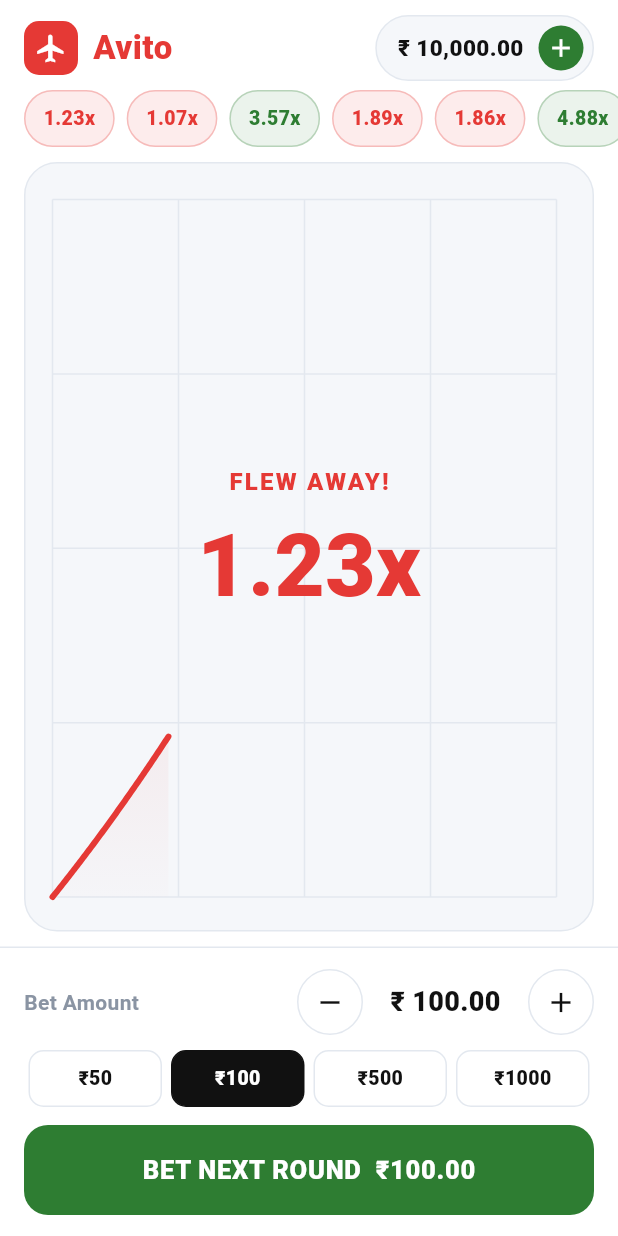
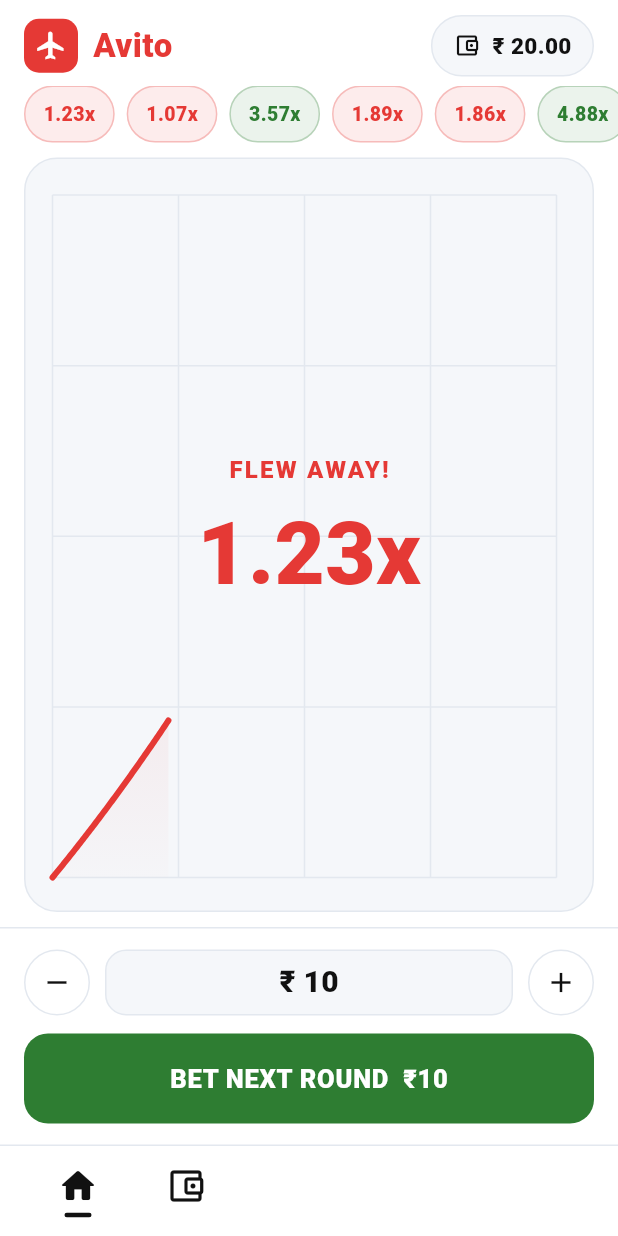
Before and after one commit to AmitAccessRoot/Avito, a Flutter app: the screen it shows after launch, on a phone screen of 412 x 824 dp. Run offline on Flutter 3.47's test engine with Material 3 defaults, Android fonts, the phone set to English and light mode, and no system bars.

Commit message:
Implement betting system with BetDialog
Added betting functionality with minimum and maximum limits. Introduced BetDialog for user input and updated GamePage to handle bets and balance display.

```diff
--- a/lib/main.dart
+++ b/lib/main.dart
@@ -14,6 +14,9 @@ const Color kLine = Color(0xFFE3E8EF);
 const double kRate = 0.15;
 const double kWaitSeconds = 5.0;
 const double kCrashShowSeconds = 3.0;
+const double kStartBalance = 20.0;
+const int kMinBet = 10;
+const int kMaxBet = 100000;
 
 Future<void> main() async {
   WidgetsFlutterBinding.ensureInitialized();
@@ -44,6 +47,11 @@ class AvitoApp extends StatelessWidget {
         splashColor: Colors.transparent,
         highlightColor: Colors.transparent,
         hoverColor: Colors.transparent,
+        textSelectionTheme: TextSelectionThemeData(
+          cursorColor: kInk,
+          selectionHandleColor: kInk,
+          selectionColor: kInk.withAlpha(40),
+        ),
       ),
       home: const GamePage(),
     );
@@ -80,6 +88,126 @@ class Tap extends StatelessWidget {
   }
 }
 
+class BetDialog extends StatefulWidget {
+  final int initial;
+
+  const BetDialog({super.key, required this.initial});
+
+  @override
+  State<BetDialog> createState() => _BetDialogState();
+}
+
+class _BetDialogState extends State<BetDialog> {
+  late final TextEditingController _controller =
+      TextEditingController(text: '${widget.initial}');
+  String? _error;
+
+  @override
+  void dispose() {
+    _controller.dispose();
+    super.dispose();
+  }
+
+  void _submit() {
+    final v = int.tryParse(_controller.text.trim());
+    if (v == null || v < kMinBet) {
+      setState(() => _error = 'Minimum ₹$kMinBet');
+      return;
+    }
+    if (v > kMaxBet) {
+      setState(() => _error = 'Maximum ₹$kMaxBet');
+      return;
+    }
+    Navigator.of(context).pop(v);
+  }
+
+  @override
+  Widget build(BuildContext context) {
+    return AlertDialog(
+      backgroundColor: Colors.white,
+      surfaceTintColor: Colors.transparent,
+      shape: RoundedRectangleBorder(borderRadius: BorderRadius.circular(20)),
+      title: const Text(
+        'Bet Amount',
+        style: TextStyle(
+          fontSize: 18,
+          fontWeight: FontWeight.w800,
+          color: kInk,
+        ),
+      ),
+      content: TextField(
+        controller: _controller,
+        autofocus: true,
+        keyboardType: TextInputType.number,
+        inputFormatters: [FilteringTextInputFormatter.digitsOnly],
+        style: const TextStyle(
+          fontSize: 20,
+          fontWeight: FontWeight.w800,
+          color: kInk,
+        ),
+        decoration: InputDecoration(
+          prefixText: '₹ ',
+          errorText: _error,
+          enabledBorder: OutlineInputBorder(
+            borderRadius: BorderRadius.circular(12),
+            borderSide: const BorderSide(color: kLine),
+          ),
+          focusedBorder: OutlineInputBorder(
+            borderRadius: BorderRadius.circular(12),
+            borderSide: const BorderSide(color: kInk, width: 1.5),
+          ),
+          errorBorder: OutlineInputBorder(
+            borderRadius: BorderRadius.circular(12),
+            borderSide: const BorderSide(color: kRed),
+          ),
+          focusedErrorBorder: OutlineInputBorder(
+            borderRadius: BorderRadius.circular(12),
+            borderSide: const BorderSide(color: kRed, width: 1.5),
+          ),
+        ),
+        onChanged: (_) {
+          if (_error != null) setState(() => _error = null);
+        },
+        onSubmitted: (_) => _submit(),
+      ),
+      actions: [
+        Tap(
+          onTap: () => Navigator.of(context).pop(),
+          child: const Padding(
+            padding: EdgeInsets.symmetric(horizontal: 14, vertical: 10),
+            child: Text(
+              'Cancel',
+              style: TextStyle(
+                fontSize: 15,
+                fontWeight: FontWeight.w700,
+                color: kGrey,
+              ),
+            ),
+          ),
+        ),
+        Tap(
+          onTap: _submit,
+          child: Container(
+            padding: const EdgeInsets.symmetric(horizontal: 22, vertical: 10),
+            decoration: BoxDecoration(
+              color: kGreen,
+              borderRadius: BorderRadius.circular(12),
+            ),
+            child: const Text(
+              'OK',
+              style: TextStyle(
+                fontSize: 15,
+                fontWeight: FontWeight.w800,
+                color: Colors.white,
+              ),
+            ),
+          ),
+        ),
+      ],
+    );
+  }
+}
+
 class GamePage extends StatefulWidget {
   const GamePage({super.key});
 
@@ -89,22 +217,19 @@ class GamePage extends StatefulWidget {
 
 class _GamePageState extends State<GamePage>
     with SingleTickerProviderStateMixin {
-  static const List<double> _steps = [
-    10, 20, 50, 100, 200, 500, 1000, 2000, 5000
-  ];
-
   final math.Random _rng = math.Random();
   final ValueNotifier<double> _time = ValueNotifier<double>(0);
   final ValueNotifier<double> _countdown = ValueNotifier<double>(kWaitSeconds);
   final List<double> _history = [];
   late final Ticker _ticker;
 
+  int _tab = 0;
   Phase _phase = Phase.waiting;
   double _phaseStart = -1;
   double _lastNow = 0;
   double _crashPoint = 1.5;
-  double _balance = 10000.00;
-  double _betAmount = 100;
+  double _balance = kStartBalance;
+  double _betAmount = kMinBet.toDouble();
   double _pendingBet = 0;
   double _activeBet = 0;
 
@@ -243,91 +368,23 @@ class _GamePageState extends State<GamePage>
   }
 
   void _changeBet(int dir) {
-    int idx = 0;
-    for (int i = 0; i < _steps.length; i++) {
-      if (_steps[i] <= _betAmount) idx = i;
-    }
-    idx = (idx + dir).clamp(0, _steps.length - 1).toInt();
+    final next = _betAmount + dir * 10;
     setState(() {
-      _betAmount = _steps[idx];
+      _betAmount =
+          next.clamp(kMinBet.toDouble(), kMaxBet.toDouble()).toDouble();
     });
   }
 
-  void _showAddBalance() {
-    showModalBottomSheet<void>(
+  Future<void> _editBet() async {
+    final value = await showDialog<int>(
       context: context,
-      backgroundColor: Colors.white,
-      shape: const RoundedRectangleBorder(
-        borderRadius: BorderRadius.vertical(top: Radius.circular(24)),
-      ),
-      builder: (ctx) {
-        return SafeArea(
-          child: Padding(
-            padding: const EdgeInsets.fromLTRB(20, 20, 20, 24),
-            child: Column(
-              mainAxisSize: MainAxisSize.min,
-              crossAxisAlignment: CrossAxisAlignment.start,
-              children: [
-                const Text(
-                  'Add Balance',
-                  style: TextStyle(
-                    fontSize: 20,
-                    fontWeight: FontWeight.w800,
-                    color: kInk,
-                  ),
-                ),
-                const SizedBox(height: 6),
-                const Text(
-                  'Choose an amount to add to your wallet',
-                  style: TextStyle(fontSize: 13, color: kGrey),
-                ),
-                const SizedBox(height: 18),
-                Row(
-                  children: [
-                    _addOption(ctx, 500),
-                    const SizedBox(width: 10),
-                    _addOption(ctx, 1000),
-                    const SizedBox(width: 10),
-                    _addOption(ctx, 5000),
-                  ],
-                ),
-              ],
-            ),
-          ),
+      builder: (_) => BetDialog(initial: _betAmount.toInt()),
     );
-      },
-    );
+    if (value != null && mounted) {
+      setState(() {
+        _betAmount = value.toDouble();
+      });
     }
-
-  Widget _addOption(BuildContext ctx, double amount) {
-    return Expanded(
-      child: Tap(
-        onTap: () {
-          setState(() {
-            _balance += amount;
-          });
-          Navigator.of(ctx).pop();
-          _snack('₹${fmt(amount)} added to wallet', color: kGreen);
-        },
-        child: Container(
-          height: 56,
-          alignment: Alignment.center,
-          decoration: BoxDecoration(
-            color: kBg,
-            borderRadius: BorderRadius.circular(14),
-            border: Border.all(color: kLine),
-          ),
-          child: Text(
-            '+ ₹${amount.toInt()}',
-            style: const TextStyle(
-              fontSize: 16,
-              fontWeight: FontWeight.w800,
-              color: kGreen,
-            ),
-          ),
-        ),
-      ),
-    );
   }
 
   Widget _topBar() {
@@ -355,8 +412,10 @@ class _GamePageState extends State<GamePage>
             ),
           ),
           const Spacer(),
-          Container(
-            padding: const EdgeInsets.fromLTRB(14, 6, 6, 6),
+          Tap(
+            onTap: () => setState(() => _tab = 1),
+            child: Container(
+              padding: const EdgeInsets.symmetric(horizontal: 14, vertical: 9),
               decoration: BoxDecoration(
                 color: kBg,
                 borderRadius: BorderRadius.circular(24),
@@ -365,6 +424,12 @@ class _GamePageState extends State<GamePage>
               child: Row(
                 mainAxisSize: MainAxisSize.min,
                 children: [
+                  const Icon(
+                    Icons.account_balance_wallet_outlined,
+                    color: kInk,
+                    size: 18,
+                  ),
+                  const SizedBox(width: 8),
                   Text(
                     '₹ ${fmt(_balance)}',
                     style: const TextStyle(
@@ -373,20 +438,8 @@ class _GamePageState extends State<GamePage>
                       color: kInk,
                     ),
                   ),
-                const SizedBox(width: 10),
-                Tap(
-                  onTap: _showAddBalance,
-                  child: Container(
-                    width: 30,
-                    height: 30,
-                    decoration: const BoxDecoration(
-                      color: kGreen,
-                      shape: BoxShape.circle,
+                ],
               ),
-                    child: const Icon(Icons.add, color: Colors.white, size: 20),
-                  ),
-                ),
-              ],
             ),
           ),
         ],
@@ -464,9 +517,9 @@ class _GamePageState extends State<GamePage>
                           ),
                           const SizedBox(height: 6),
                           Text(
-                            '${_countdown.value.toStringAsFixed(1)}s',
+                            '${_countdown.value.ceil()}s',
                             style: const TextStyle(
-                              fontSize: 46,
+                              fontSize: 56,
                               fontWeight: FontWeight.w900,
                               color: kInk,
                             ),
@@ -534,33 +587,6 @@ class _GamePageState extends State<GamePage>
     );
   }
 
-  Widget _chip(double v) {
-    final selected = _betAmount == v;
-    return Expanded(
-      child: Tap(
-        onTap: () => setState(() => _betAmount = v),
-        child: Container(
-          height: 38,
-          margin: const EdgeInsets.symmetric(horizontal: 3),
-          alignment: Alignment.center,
-          decoration: BoxDecoration(
-            color: selected ? kInk : Colors.white,
-            borderRadius: BorderRadius.circular(10),
-            border: Border.all(color: selected ? kInk : kLine),
-          ),
-          child: Text(
-            '₹${v.toInt()}',
-            style: TextStyle(
-              fontSize: 13,
-              fontWeight: FontWeight.w800,
-              color: selected ? Colors.white : kInk,
-            ),
-          ),
-        ),
-      ),
-    );
-  }
-
   Widget _actionButton() {
     return AnimatedBuilder(
       animation: _time,
@@ -579,8 +605,8 @@ class _GamePageState extends State<GamePage>
           onTap = _cancelBet;
         } else {
           label = _phase == Phase.waiting
-              ? 'PLACE BET  ₹${fmt(_betAmount)}'
-              : 'BET NEXT ROUND  ₹${fmt(_betAmount)}';
+              ? 'PLACE BET  ₹${_betAmount.toInt()}'
+              : 'BET NEXT ROUND  ₹${_betAmount.toInt()}';
           color = kGreen;
           onTap = _placeBet;
         }
@@ -620,42 +646,117 @@ class _GamePageState extends State<GamePage>
         children: [
           Row(
             children: [
-              const Text(
-                'Bet Amount',
-                style: TextStyle(
-                  fontSize: 14,
-                  fontWeight: FontWeight.w700,
-                  color: kGrey,
+              _roundBtn(Icons.remove, () => _changeBet(-1)),
+              const SizedBox(width: 10),
+              Expanded(
+                child: Tap(
+                  onTap: _editBet,
+                  child: Container(
+                    height: 44,
+                    alignment: Alignment.center,
+                    decoration: BoxDecoration(
+                      color: kBg,
+                      borderRadius: BorderRadius.circular(14),
+                      border: Border.all(color: kLine),
                     ),
-              ),
-              const Spacer(),
-              _roundBtn(Icons.remove, () => _changeBet(-1)),
-              Container(
-                width: 110,
-                alignment: Alignment.center,
                     child: Text(
-                  '₹ ${fmt(_betAmount)}',
+                      '₹ ${_betAmount.toInt()}',
                       style: const TextStyle(
-                    fontSize: 18,
+                        fontSize: 20,
                         fontWeight: FontWeight.w900,
                         color: kInk,
                       ),
                     ),
                   ),
+                ),
+              ),
+              const SizedBox(width: 10),
               _roundBtn(Icons.add, () => _changeBet(1)),
-            ],
-          ),
-          const SizedBox(height: 10),
-          Row(
-            children: [
-              _chip(50),
-              _chip(100),
-              _chip(500),
-              _chip(1000),
             ],
           ),
           const SizedBox(height: 12),
           _actionButton(),
+        ],
+      ),
+    );
+  }
+
+  Widget _homeView() {
+    return Column(
+      children: [
+        _topBar(),
+        _historyStrip(),
+        Expanded(child: _graph()),
+        _betPanel(),
+      ],
+    );
+  }
+
+  Widget _walletView() {
+    return Center(
+      child: Container(
+        width: double.infinity,
+        margin: const EdgeInsets.symmetric(horizontal: 24),
+        padding: const EdgeInsets.symmetric(vertical: 56),
+        decoration: BoxDecoration(
+          color: kBg,
+          borderRadius: BorderRadius.circular(28),
+          border: Border.all(color: kLine),
+        ),
+        alignment: Alignment.center,
+        child: Text(
+          '₹ ${fmt(_balance)}',
+          style: const TextStyle(
+            fontSize: 48,
+            fontWeight: FontWeight.w900,
+            color: kInk,
+          ),
+        ),
+      ),
+    );
+  }
+
+  Widget _navItem(int index, IconData filled, IconData outlined) {
+    final selected = _tab == index;
+    return Tap(
+      onTap: () => setState(() => _tab = index),
+      child: SizedBox(
+        width: 72,
+        height: 60,
+        child: Column(
+          mainAxisAlignment: MainAxisAlignment.center,
+          children: [
+            Icon(selected ? filled : outlined, color: kInk, size: 28),
+            const SizedBox(height: 4),
+            Container(
+              width: 18,
+              height: 3,
+              decoration: BoxDecoration(
+                color: selected ? kInk : Colors.transparent,
+                borderRadius: BorderRadius.circular(2),
+              ),
+            ),
+          ],
+        ),
+      ),
+    );
+  }
+
+  Widget _bottomBar() {
+    return Container(
+      decoration: const BoxDecoration(
+        color: Colors.white,
+        border: Border(top: BorderSide(color: kLine)),
+      ),
+      padding: const EdgeInsets.symmetric(horizontal: 16),
+      child: Row(
+        children: [
+          _navItem(0, Icons.home_rounded, Icons.home_outlined),
+          _navItem(
+            1,
+            Icons.account_balance_wallet_rounded,
+            Icons.account_balance_wallet_outlined,
+          ),
         ],
       ),
     );
@@ -668,10 +769,13 @@ class _GamePageState extends State<GamePage>
       body: SafeArea(
         child: Column(
           children: [
-            _topBar(),
-            _historyStrip(),
-            Expanded(child: _graph()),
-            _betPanel(),
+            Expanded(
+              child: IndexedStack(
+                index: _tab,
+                children: [_homeView(), _walletView()],
+              ),
+            ),
+            _bottomBar(),
           ],
         ),
       ),
```
Lines whose indentation alone changed are shown as unchanged.
